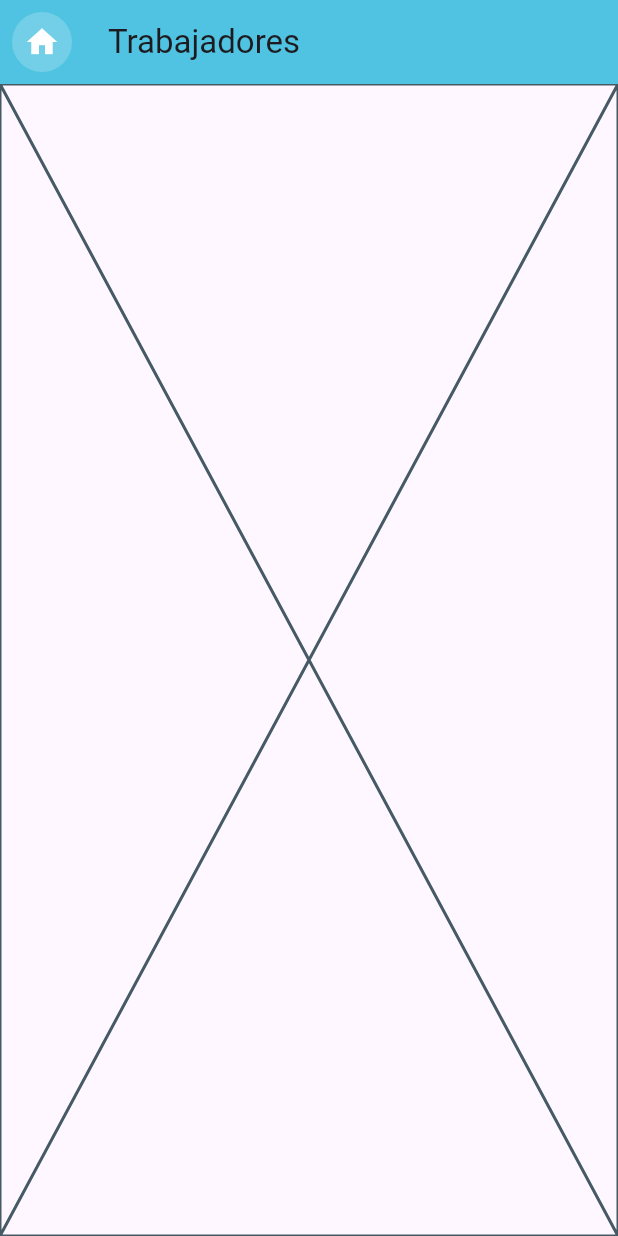
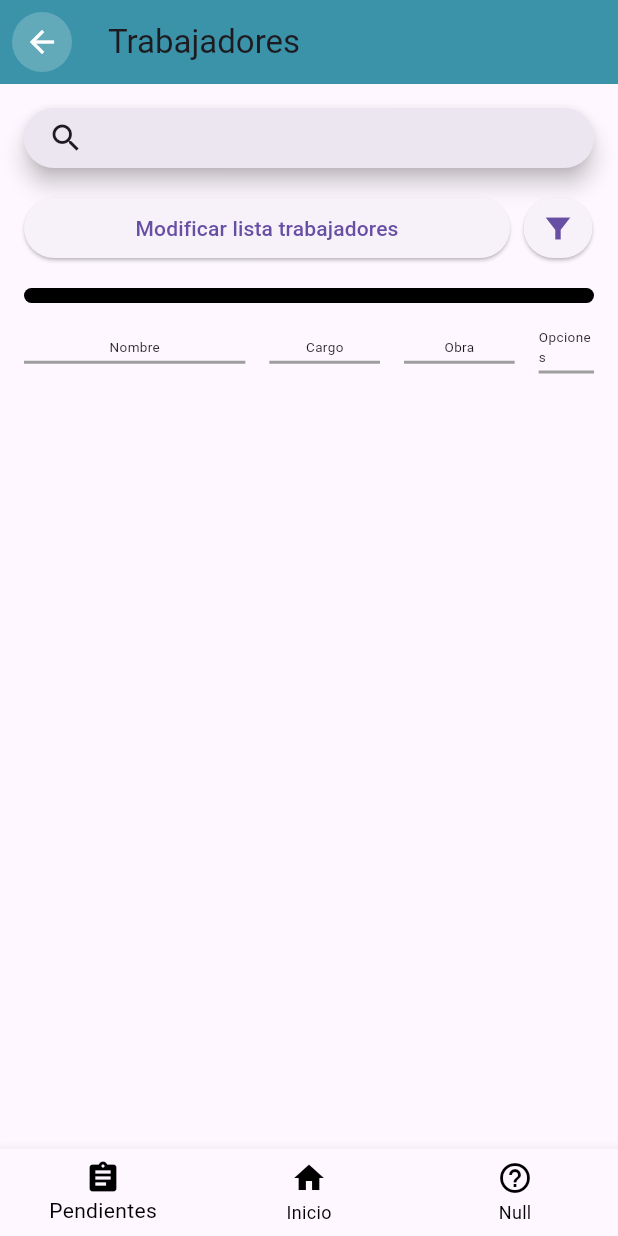
Before and after one commit to IngSoftware1-2025/sistema_acviis, a Flutter app: the TrabajadoresView screen opened by its route, on a phone screen of 412 x 824 dp. Run offline on Flutter 3.47's test engine with Material 3 defaults, Android fonts, the phone set to English and light mode, and no system bars.

```diff
--- a/lib/constants/constants.dart
+++ b/lib/constants/constants.dart
@@ -3,3 +3,4 @@ import 'package:flutter/material.dart';
 double normalPadding = 16;
 
 Color colorAcviis = const Color(0xFF4FC3E1);
+Color colorAppBar = const Color.fromARGB(255, 59, 147, 169);
--- a/lib/constants/routes.dart
+++ b/lib/constants/routes.dart
@@ -1,7 +1,10 @@
 import 'package:flutter/material.dart';
 import 'package:sistema_acviis/ui/views/contratos/contratos_view.dart';
 import 'package:sistema_acviis/ui/views/home_page.dart';
+import 'package:sistema_acviis/ui/views/trabajadores/agregar_trabajador_view.dart';
+import 'package:sistema_acviis/ui/views/trabajadores/eliminar_trabajador_view.dart';
 import 'package:sistema_acviis/ui/views/trabajadores/trabajadores_view.dart';
+import 'package:sistema_acviis/ui/views/trabajadores/modificar_lista_trabajadores_view.dart';
 
 /*
   Aqui se importaran todas las vistas presentes en el sistema
@@ -9,7 +12,10 @@ import 'package:sistema_acviis/ui/views/trabajadores/trabajadores_view.dart';
   con trabajador y contratos)
 */
 final Map<String, WidgetBuilder> routes = {
-  '/trabajadores_view': (BuildContext context) => TrabajadoresView(),
-  '/contratos_view' : (BuildContext context) => ContratosView(),
   '/home_page' : (BuildContext context) => HomePage(),
+  '/home_page/trabajadores_view': (BuildContext context) => TrabajadoresView(),
+  '/home_page/contratos_view' : (BuildContext context) => ContratosView(),
+  '/home_page/trabajadores_view/modificar_lista_trabajadores_view' : (BuildContext context) => ModificarListaTrabajadoresView(),
+  '/home_page/trabajadores_view/modificar_lista_trabajadores_view/agregar_trabajador_view' : (BuildContext context) => AgregarTrabajadorView(),
+  '/home_page/trabajadores_view/modificar_lista_trabajadores_view/eliminar_trabajador_view' : (BuildContext context) => EliminarTrabajadorView(),
 };
--- a/lib/main.dart
+++ b/lib/main.dart
@@ -1,7 +1,7 @@
 import 'package:flutter/material.dart';
 import 'package:sistema_acviis/ui/views/home_page.dart';
-import 'package:sistema_acviis/constants/routes.dart';
-
+import 'package:sistema_acviis/constants/routes.dart'
+;
 void main() {
   runApp(const MainApp());
 }
@@ -15,7 +15,7 @@ class MainApp extends StatelessWidget {
       home: Scaffold(
         body: HomePage(),
       ),
-      routes: routes, // Para el redireccionamiento dentro del sistema entero
+      routes: routes,
     );
   }
 }
--- a/lib/ui/views/app_bar.dart
+++ b/lib/ui/views/app_bar.dart
@@ -14,19 +14,32 @@ class PersonalizedAppBar extends StatelessWidget implements PreferredSizeWidget
 
   @override
   Widget build(BuildContext context) {
+    final currentRoute = ModalRoute.of(context)?.settings.name ?? '';
     return AppBar(
       title: Text(title),
-      backgroundColor: colorAcviis,
-      leading: IconButton(
+      backgroundColor: colorAppBar,
+      leading: currentRoute == '/home_page'
+          ? null
+          : IconButton(
               icon: CircleAvatar(
-          backgroundColor: Colors.white.withValues(alpha: 0.2),
+                backgroundColor: Colors.white.withAlpha(51), // 0.2 * 255 ≈ 51
                 child: const Icon(
-            Icons.home,
+                  Icons.arrow_back,
                   color: Colors.white,
                 ),
               ),
               onPressed: () {
-          Navigator.of(context).pushNamed('/home_page');
+                // Obtiene la ruta actual (donde se encuentra este widget)
+                final uri = Uri.parse(currentRoute);
+                final segments = List<String>.from(uri.pathSegments);
+                if (segments.isNotEmpty) {
+                  segments.removeLast();
+                }
+                String parentRoute = '/${segments.join('/')}';
+                if (parentRoute == '/') {
+                  parentRoute = '/home_page';
+                }
+                Navigator.of(context).pushReplacementNamed(parentRoute);
               },
             ),
     );
--- /dev/null
+++ b/lib/ui/views/bottom_navigation_bar.dart
@@ -0,0 +1,53 @@
+import 'package:flutter/material.dart';
+
+class NavigationBottomBar extends StatefulWidget {
+  const NavigationBottomBar({super.key});
+  @override
+  State<NavigationBottomBar> createState() => _NavigationBottomBarState();
+}
+
+class _NavigationBottomBarState extends State<NavigationBottomBar> {
+  int _selectedIndex = 0;
+
+  void _onItemTapped(int index) {
+    setState(() {
+      _selectedIndex = index;
+    });
+
+    // Navegación según el índice seleccionado
+    switch (index) {
+      case 0: // Pendientes
+        break;
+      case 1: // Inicio
+        Navigator.pushReplacementNamed(context, '/home_page');
+        break;
+      case 2: // Nose
+
+        break;
+    }
+  }
+
+  @override
+  Widget build(BuildContext context) {
+    return BottomNavigationBar(
+      currentIndex: _selectedIndex,
+      onTap: _onItemTapped,
+      selectedItemColor: Colors.black, // Color para el ítem seleccionado
+      unselectedItemColor: Colors.black, // Color para los no seleccionados
+      items: const [
+        BottomNavigationBarItem(
+              icon: Icon(Icons.assignment),
+          label: 'Pendientes',
+        ),
+        BottomNavigationBarItem(
+          icon: Icon(Icons.home),
+          label: 'Inicio',
+        ),
+        BottomNavigationBarItem(
+            icon: Icon(Icons.help_outline),
+          label: 'Null',
+        ),
+      ],
+    );
+  }
+}
--- /dev/null
+++ b/lib/ui/views/trabajadores/search_bar.dart
@@ -0,0 +1,53 @@
+import 'package:flutter/material.dart';
+import 'package:sistema_acviis/constants/constants.dart';
+
+class TrabajadoresSearchBar extends StatefulWidget {
+  const TrabajadoresSearchBar({
+    super.key
+  });
+
+  @override
+  State<TrabajadoresSearchBar> createState() => _TrabajadoresSearchBarState();
+}
+
+class _TrabajadoresSearchBarState extends State<TrabajadoresSearchBar> {
+  @override
+  Widget build(BuildContext context) {
+    return SizedBox(
+      width: MediaQuery.of(context).size.width - normalPadding*2,
+      child: SearchAnchor(
+        builder: (BuildContext context, SearchController controller){
+          return SizedBox(
+            height: normalPadding * 2.5, // Limita el alto aquí
+            child: SearchBar(
+              controller: controller,
+              padding: WidgetStatePropertyAll<EdgeInsets>(
+                EdgeInsets.symmetric(horizontal: normalPadding),
+              ),
+              onTap: (){
+                controller.openView();
+              },
+              onChanged: (_) {
+                controller.openView();
+              },
+              leading: const Icon(Icons.search),
+            ),
+          );
+        },
+        suggestionsBuilder: (BuildContext context, SearchController controller) {
+          return List<ListTile>.generate(5, (int index) {
+            final String item = 'Item: ${index + 1}';
+            return ListTile(
+              title: Text(item),
+              onTap: () {
+                setState(() {
+                  controller.closeView(item);
+                });
+              },
+            );
+          });
+        },
+      ),
+    );
+  }
+}
--- a/lib/ui/views/trabajadores/trabajadores_view.dart
+++ b/lib/ui/views/trabajadores/trabajadores_view.dart
@@ -1,5 +1,8 @@
 import 'package:flutter/material.dart';
+import 'package:sistema_acviis/constants/constants.dart';
 import 'package:sistema_acviis/ui/views/app_bar.dart';
+import 'package:sistema_acviis/ui/views/bottom_navigation_bar.dart';
+import 'package:sistema_acviis/ui/views/trabajadores/search_bar.dart';
 
 class TrabajadoresView extends StatefulWidget {
   const TrabajadoresView({
@@ -14,7 +17,139 @@ class _TrabajadoresViewState extends State<TrabajadoresView> {
   Widget build(BuildContext context){
     return Scaffold(
       appBar: PersonalizedAppBar(title: 'Trabajadores'),
-      body: Placeholder() // Aqui irian las funciones o botones que cumplan los casos de usos de trbajadores
+      body: Padding(
+        padding: EdgeInsets.all(normalPadding),
+        child: Column(
+            children: [
+
+            // Barra de busqueda especializada para Trabajadores
+            TrabajadoresSearchBar(),
+            SizedBox(height: normalPadding), // Espacio
+
+            // Boton Agregar o Eliminar y Filtro
+            Row(
+              children: [
+              // Boton de Agregar o ELiminar
+              Expanded(
+                child: ElevatedButton(
+                onPressed: () {
+                  Navigator.pushReplacementNamed(context, '/home_page/trabajadores_view/modificar_lista_trabajadores_view');
+                },
+                child: Center(child: Text('Modificar lista trabajadores')),
+                ),
+              ),
+
+              // Boton de filtro
+              SizedBox(width: 8), // Espacio pequeño entre botones
+
+              SizedBox(
+                child: ElevatedButton(
+                style: ElevatedButton.styleFrom(
+                padding: EdgeInsets.symmetric(horizontal: 12, vertical: 0),
+                minimumSize: Size(40, 40),
+                ),
+                onPressed: () {},
+                child: Icon(Icons.filter_alt_sharp, size: 22),
+                ),
+              ),
+              ],
+            ),
+            // Divider con bordes redondeados
+            Padding(
+              padding: EdgeInsets.symmetric(vertical: normalPadding),
+              child: ClipRRect(
+              borderRadius: BorderRadius.circular(12),
+              child: Container(
+                height: 10,
+                color: Colors.black,
+              ),
+              ),
+            ),
+            // ######### Aqui Comienza la lista de trabajadores #########
+            // Indices
+            Row(
+              children: [
+              Expanded(
+                flex: 4,
+                child: Column(
+                children: [
+                  Center(
+                  child: Text(
+                    'Nombre',
+                    style: TextStyle(fontSize: 9),
+                  ),
+                  ),
+                  Divider(
+                  thickness: 2,
+                  color: Colors.grey,
+                  height: 8,
+                  ),
+                ],
+                ),
+              ),
+              SizedBox(width: normalPadding),
+              Expanded(
+                flex: 2,
+                child: Column(
+                children: [
+                  Center(
+                  child: Text(
+                    'Cargo',
+                    style: TextStyle(fontSize: 9),
+                  ),
+                  ),
+                  Divider(
+                  thickness: 2,
+                  color: Colors.grey,
+                  height: 8,
+                  ),
+                ],
+                ),
+              ),
+              SizedBox(width: normalPadding),
+              Expanded(
+                flex: 2,
+                child: Column(
+                children: [
+                  Center(
+                  child: Text(
+                    'Obra',
+                    style: TextStyle(fontSize: 9),
+                  ),
+                  ),
+                  Divider(
+                  thickness: 2,
+                  color: Colors.grey,
+                  height: 8,
+                  ),
+                ],
+                ),
+              ),
+              SizedBox(width: normalPadding),
+              Expanded(
+                flex: 1,
+                child: Column(
+                children: [
+                  Center(
+                  child: Text(
+                    'Opciones',
+                    style: TextStyle(fontSize: 9),
+                  ),
+                  ),
+                  Divider(
+                  thickness: 2,
+                  color: Colors.grey,
+                  height: 8,
+                  ),
+                ],
+                ),
+              ),
+              ],
+            )
+          ],
+        ),
+      ),
+      bottomNavigationBar: NavigationBottomBar(),
     );
   }
 }
```
Also changed, not shown: lib/ui/views/home_page.dart (+6 -8 lines), lib/ui/views/trabajadores/agregar_trabajador_view.dart (added, +23 -0 lines), lib/ui/views/trabajadores/eliminar_trabajador_view.dart (added, +22 -0 lines), lib/ui/views/trabajadores/modificar_lista_trabajadores_view.dart (added, +44 -0 lines). Lines whose indentation alone changed are shown as unchanged.
